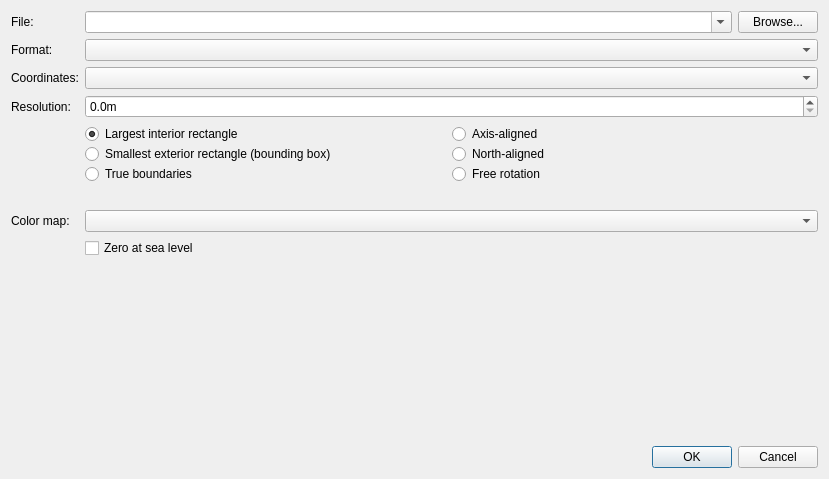
Above: gui/exporter.ui from SINTEF/Geomaker before the change. Below: the same form after it.
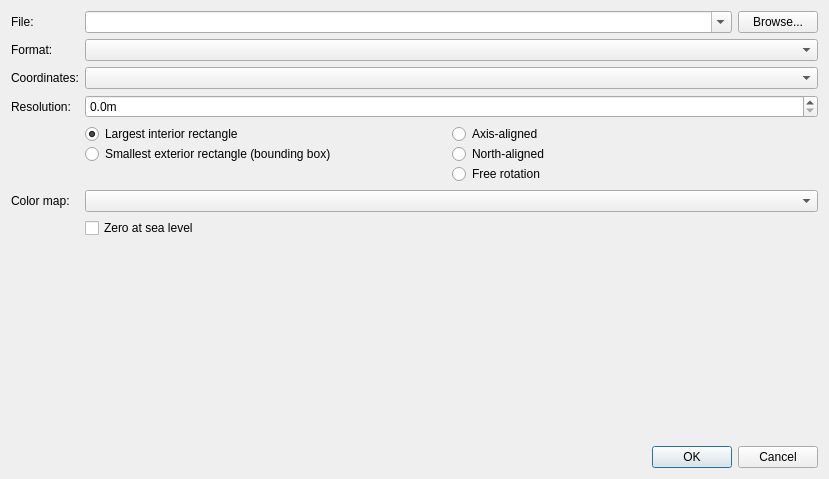
That is the form after the change.

Patch:
```diff
--- a/gui/exporter.ui
+++ b/gui/exporter.ui
@@ -276,25 +276,24 @@
                   </widget>
                  </item>
                  <item>
-                  <widget class="QRadioButton" name="actual_bnd">
+                  <widget class="QLabel" name="fitwarning">
+                   <property name="sizePolicy">
+                    <sizepolicy hsizetype="Preferred" vsizetype="Preferred">
+                     <horstretch>0</horstretch>
+                     <verstretch>1</verstretch>
+                    </sizepolicy>
+                   </property>
+                   <property name="styleSheet">
+                    <string notr="true">color: red;</string>
+                   </property>
                    <property name="text">
-                    <string>True boundaries</string>
+                    <string/>
                    </property>
                   </widget>
                  </item>
                 </layout>
                </widget>
               </item>
-              <item row="3" column="0" colspan="2">
-               <widget class="QLabel" name="fitwarning">
-                <property name="styleSheet">
-                 <string notr="true">color: red;</string>
-                </property>
-                <property name="text">
-                 <string/>
-                </property>
-               </widget>
-              </item>
              </layout>
             </widget>
            </item>
```
